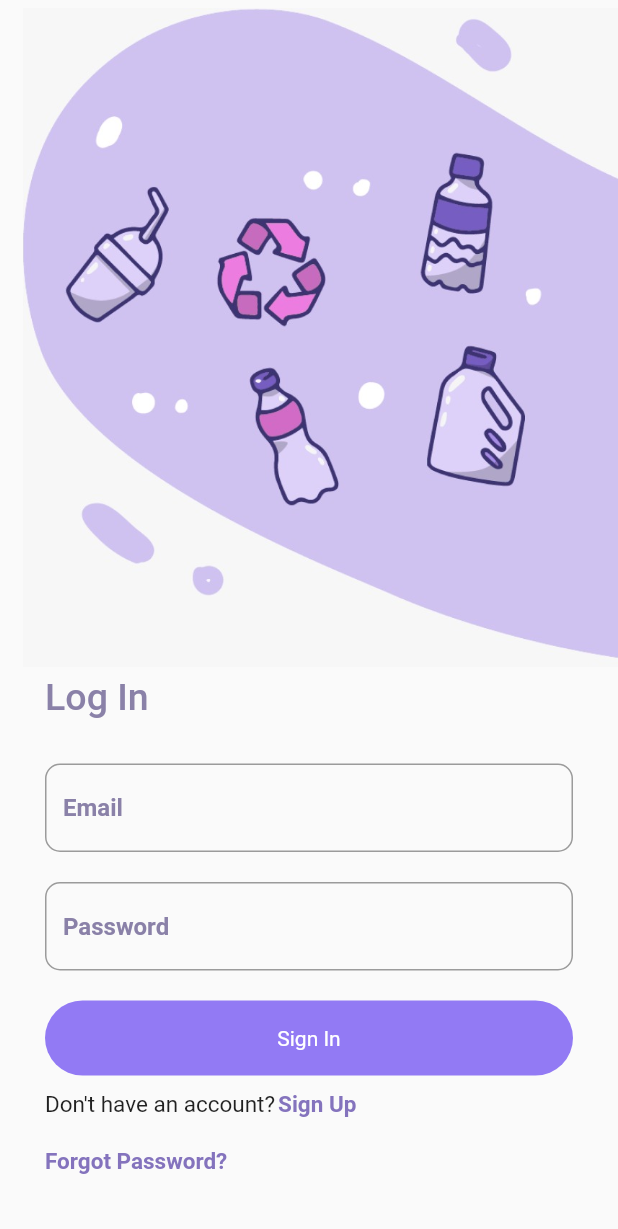
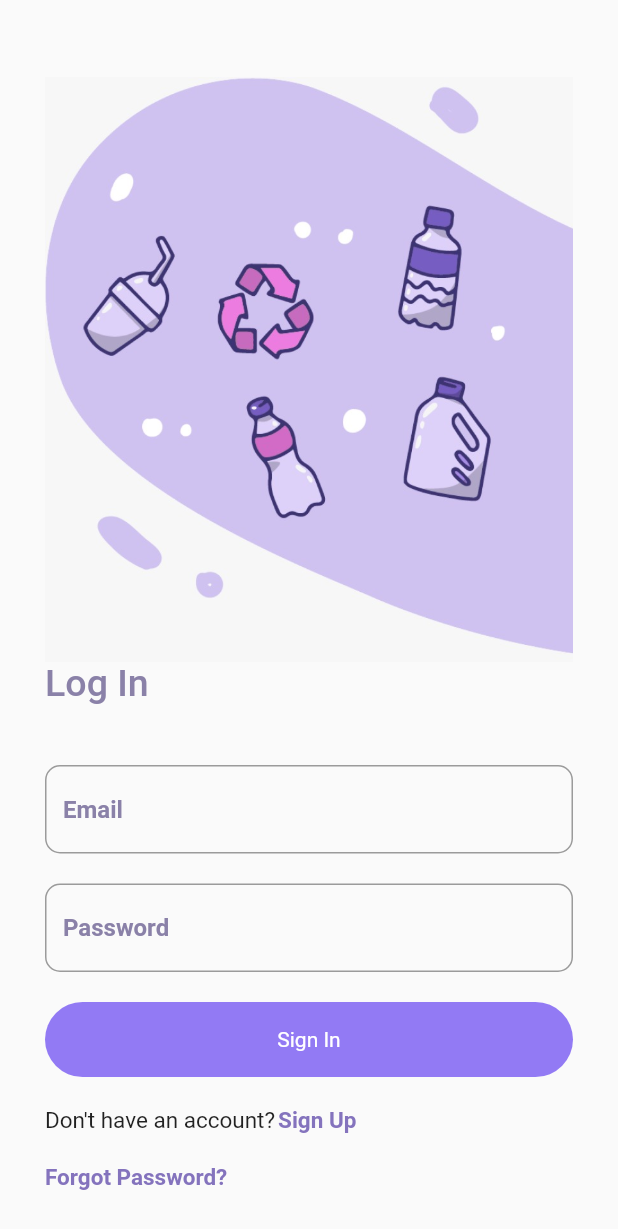
Before and after one commit to AshnahKhalidKhan/Flutter-Assignment-2, a Flutter app: the screen it shows after launch, on a phone screen of 412 x 824 dp. Shown: the top 1229 px of the screen. Run offline on Flutter 3.47's test engine with Material 2 defaults, Android fonts, the phone set to English and light mode, and no system bars.

Commit message:
God help me

```diff
--- a/lib/Widgets/LightThemeSignInScreen.dart
+++ b/lib/Widgets/LightThemeSignInScreen.dart
@@ -16,153 +16,154 @@ class _LightThemeSignInScreenState extends State<LightThemeSignInScreen>
   {
     return Scaffold
     (
-      // body: Container
-      // (
-      //   // width: double.infinity,
-      //   // decoration: const BoxDecoration
-      //   // (
-      //   //   image: DecorationImage
-      //   //   (
-      //   //     image: AssetImage('lib/Assets/asset1.jpg'),
-      //   //     alignment: Alignment.topCenter,
-      //   //     fit: BoxFit.fitWidth
-      //   //   ),
-      //   // ),
-      // //   child: Padding
-      // //   (
-      // //     padding: const EdgeInsets.all(30.0),
-      // //     child: Column
-      // //     (
-      // //       mainAxisAlignment: MainAxisAlignment.end,
-      // //       crossAxisAlignment: CrossAxisAlignment.start,
-      // //       children:
-      // //       [
-      // //         Image.asset('lib/Assets/asset1.jpg', fit: BoxFit.fitWidth,),
-      // //         const Text
-      // //         (
-      // //           "Log In",
-      // //           style: TextStyle
-      // //           (
-      // //             fontSize: 25,
-      // //             color: Color.fromARGB(255, 138, 129, 168),
-      // //             fontWeight: FontWeight.w500
-      // //           ),
-      // //         ),
-      // //         const SizedBox(height: 40.0),
-      // //         TextFormField
-      // //         (
-      // //           decoration: InputDecoration
-      // //           (
-      // //             border: OutlineInputBorder
-      // //             (
-      // //               borderRadius: BorderRadius.circular(10.0),
-      // //               borderSide: const BorderSide
-      // //               (
-      // //                 color: Color.fromARGB(255, 138, 129, 168),
-      // //                 width: 2.0,
-      // //                 style:BorderStyle.solid
-      // //               )
-      // //             ),
-      // //           ),
-      // //           initialValue: 'Email',
-      // //           style: const TextStyle
-      // //           (
-      // //             color: Color.fromARGB(255, 138, 129, 168),
-      // //             fontWeight: FontWeight.w700
-      // //           ),
-      // //         ),
-      // //         const SizedBox(height: 20.0),
-      // //         TextFormField
-      // //         (
-      // //           decoration: InputDecoration
-      // //           (
-      // //             border: OutlineInputBorder
-      // //             (
-      // //               borderRadius: BorderRadius.circular(10.0),
-      // //               borderSide: const BorderSide
-      // //               (
-      // //                 color: Color.fromARGB(255, 138, 129, 168),
-      // //                 width: 2.0,
-      // //                 style:BorderStyle.solid
-      // //               )
-      // //             ),
-      // //           ),
-      // //           initialValue: 'Password',
-      // //           style: const TextStyle
-      // //           (
-      // //             color: Color.fromARGB(255, 138, 129, 168),
-      // //             fontWeight: FontWeight.w700
-      // //           ),
-      // //         ),
-      // //         const SizedBox(height: 20.0),
-      // //         FilledButton.tonal
-      // //         (
-      // //           onPressed: () {},
-      // //           child: const Text
-      // //           (
-      // //             'Sign In',
-      // //             style: TextStyle
-      // //             (
-      // //               color: Colors.white,
-      // //               fontWeight: FontWeight.w400
-      // //             ),
-      // //           ),
-      // //           style: const ButtonStyle
-      // //           (
-      // //             backgroundColor: MaterialStatePropertyAll(Color.fromARGB(255, 146, 122, 244)),
-      // //             minimumSize: MaterialStatePropertyAll(Size.fromHeight(50)),
-      // //             maximumSize: MaterialStatePropertyAll(Size.infinite),
-      // //           ),
-      // //         ),
-      // //         const SizedBox(height: 20.0),
-      // //         Row
-      // //         (
-      // //           mainAxisAlignment: MainAxisAlignment.start,
-      // //           children:
-      // //           [
-      // //             const Text
-      // //             (
-      // //               "Don't have an account?",
-      // //               style: TextStyle
-      // //               (
-      // //                 fontSize: 15,
-      // //               ),
-      // //             ),
-      // //             const SizedBox(width: 2.0),
-      // //             GestureDetector
-      // //             (
-      // //               child: const Text
-      // //               (
-      // //                 "Sign Up",
-      // //                 style: TextStyle
-      // //                 (
-      // //                   fontSize: 15,
-      // //                   color: Color.fromARGB(255, 132, 115, 189),
-      // //                   fontWeight: FontWeight.w700
-      // //                 ),
-      // //               ),
-      // //               onTap: () {},
-      // //             ),
-      // //           ],
-      // //         ),
-      // //         const SizedBox(height: 20.0),
-      // //         GestureDetector
-      // //         (
-      // //           child: const Text
-      // //           (
-      // //             "Forgot Password?",
-      // //             style: TextStyle
-      // //             (
-      // //               fontSize: 15,
-      // //               color: Color.fromARGB(255, 132, 115, 189),
-      // //               fontWeight: FontWeight.w700
-      // //             ),
-      // //           ),
-      // //           onTap: () {},
-      // //         ),
-      // //       ]
-      // //     ),
-      // //   ),
+      body: Container
+      (
+        // width: double.infinity,
+        // decoration: const BoxDecoration
+        // (
+        //   image: DecorationImage
+        //   (
+        //     image: AssetImage('lib/Assets/asset1.jpg'),
+        //     alignment: Alignment.topCenter,
+        //     fit: BoxFit.fitWidth
+        //   ),
+        // ),
+        child: Padding
+        (
+          padding: const EdgeInsets.all(30.0),
+          child: Column
+          (
+            mainAxisAlignment: MainAxisAlignment.end,
+            crossAxisAlignment: CrossAxisAlignment.start,
+            children:
+            [
+              Image.asset('lib/Assets/asset1.jpg', fit: BoxFit.fitWidth,),
+              const Text
+              (
+                "Log In",
+                style: TextStyle
+                (
+                  fontSize: 25,
+                  color: Color.fromARGB(255, 138, 129, 168),
+                  fontWeight: FontWeight.w500
+                ),
+              ),
+              const SizedBox(height: 40.0),
+              TextFormField
+              (
+                decoration: InputDecoration
+                (
+                  border: OutlineInputBorder
+                  (
+                    borderRadius: BorderRadius.circular(10.0),
+                    borderSide: const BorderSide
+                    (
+                      color: Color.fromARGB(255, 138, 129, 168),
+                      width: 2.0,
+                      style:BorderStyle.solid
+                    )
+                  ),
+                ),
+                initialValue: 'Email',
+                style: const TextStyle
+                (
+                  color: Color.fromARGB(255, 138, 129, 168),
+                  fontWeight: FontWeight.w700
+                ),
+              ),
+              const SizedBox(height: 20.0),
+              TextFormField
+              (
+                decoration: InputDecoration
+                (
+                  border: OutlineInputBorder
+                  (
+                    borderRadius: BorderRadius.circular(10.0),
+                    borderSide: const BorderSide
+                    (
+                      color: Color.fromARGB(255, 138, 129, 168),
+                      width: 2.0,
+                      style:BorderStyle.solid
+                    )
+                  ),
+                ),
+                initialValue: 'Password',
+                style: const TextStyle
+                (
+                  color: Color.fromARGB(255, 138, 129, 168),
+                  fontWeight: FontWeight.w700
+                ),
+              ),
+              const SizedBox(height: 20.0),
+              FilledButton.tonal
+              (
+                onPressed: () {},
+                child: const Text
+                (
+                  'Sign In',
+                  style: TextStyle
+                  (
+                    color: Colors.white,
+                    fontWeight: FontWeight.w400
+                  ),
+                ),
+                style: const ButtonStyle
+                (
+                  backgroundColor: MaterialStatePropertyAll(Color.fromARGB(255, 146, 122, 244)),
+                  minimumSize: MaterialStatePropertyAll(Size.fromHeight(50)),
+                  maximumSize: MaterialStatePropertyAll(Size.infinite),
+                ),
+              ),
+              const SizedBox(height: 20.0),
+              Row
+              (
+                mainAxisAlignment: MainAxisAlignment.start,
+                children:
+                [
+                  const Text
+                  (
+                    "Don't have an account?",
+                    style: TextStyle
+                    (
+                      fontSize: 15,
+                    ),
+                  ),
+                  const SizedBox(width: 2.0),
+                  GestureDetector
+                  (
+                    child: const Text
+                    (
+                      "Sign Up",
+                      style: TextStyle
+                      (
+                        fontSize: 15,
+                        color: Color.fromARGB(255, 132, 115, 189),
+                        fontWeight: FontWeight.w700
+                      ),
+                    ),
+                    onTap: () {},
+                  ),
+                ],
+              ),
+              const SizedBox(height: 20.0),
+              GestureDetector
+              (
+                child: const Text
+                (
+                  "Forgot Password?",
+                  style: TextStyle
+                  (
+                    fontSize: 15,
+                    color: Color.fromARGB(255, 132, 115, 189),
+                    fontWeight: FontWeight.w700
+                  ),
+                ),
+                onTap: () {},
+              ),
+            ]
+          ),
+        ),
+      ),
 
       //   child: Column
       //   (
@@ -318,171 +319,167 @@ class _LightThemeSignInScreenState extends State<LightThemeSignInScreen>
       //     ],
       //   ),
       // ),
-      body: Column
-      (
-        crossAxisAlignment: CrossAxisAlignment.end,
-        children:
-        [
-
-          Container
-          (
-            padding: EdgeInsets.only(left: 15.0),
-            height: 450,
-            child: Expanded
-            (
-              child: Container
-              (
-                child: Image.asset
-                (
-                  'lib/Assets/asset1.jpg',
-                  width: double.maxFinite,
-                  fit: BoxFit.fitWidth,
-                ),
-              ),
-            ),
-          ),
-          Expanded
-          (
-            // mainAxisAlignment: MainAxisAlignment.end,
-            // children:
-            // [
-              child: Padding
-              (
-                padding: const EdgeInsets.only(left: 30.0, right: 30.0, bottom: 30.0),
-                child: Column
-                (
-                  crossAxisAlignment: CrossAxisAlignment.start,
-                  children:
-                  [
-                    const Text
-                    (
-                      "Log In",
-                      style: TextStyle
-                      (
-                        fontSize: 25,
-                        color: Color.fromARGB(255, 138, 129, 168),
-                        fontWeight: FontWeight.w500
-                      ),
-                    ),
-                    const SizedBox(height: 30.0),
-                    TextFormField
-                    (
-                      decoration: InputDecoration
-                      (
-                        border: OutlineInputBorder
-                        (
-                          borderRadius: BorderRadius.circular(10.0),
-                          borderSide: const BorderSide
-                          (
-                            color: Color.fromARGB(255, 138, 129, 168),
-                            width: 2.0,
-                            style:BorderStyle.solid
-                          )
-                        ),
-                      ),
-                      initialValue: 'Email',
-                      style: const TextStyle
-                      (
-                        color: Color.fromARGB(255, 138, 129, 168),
-                        fontWeight: FontWeight.w700
-                      ),
-                    ),
-                    const SizedBox(height: 20.0),
-                    TextFormField
-                    (
-                      decoration: InputDecoration
-                      (
-                        border: OutlineInputBorder
-                        (
-                          borderRadius: BorderRadius.circular(10.0),
-                          borderSide: const BorderSide
-                          (
-                            color: Color.fromARGB(255, 138, 129, 168),
-                            width: 2.0,
-                            style:BorderStyle.solid
-                          )
-                        ),
-                      ),
-                      initialValue: 'Password',
-                      style: const TextStyle
-                      (
-                        color: Color.fromARGB(255, 138, 129, 168),
-                        fontWeight: FontWeight.w700
-                      ),
-                    ),
-                    const SizedBox(height: 20.0),
-                    FilledButton.tonal
-                    (
-                      onPressed: () {},
-                      child: const Text
-                      (
-                        'Sign In',
-                        style: TextStyle
-                        (
-                          color: Colors.white,
-                          fontWeight: FontWeight.w400
-                        ),
-                      ),
-                      style: const ButtonStyle
-                      (
-                        backgroundColor: MaterialStatePropertyAll(Color.fromARGB(255, 146, 122, 244)),
-                        minimumSize: MaterialStatePropertyAll(Size.fromHeight(50)),
-                        maximumSize: MaterialStatePropertyAll(Size.infinite),
-                      ),
-                    ),
-                    const SizedBox(height: 10.0),
-                    Row
-                    (
-                      mainAxisAlignment: MainAxisAlignment.start,
-                      children:
-                      [
-                        const Text
-                        (
-                          "Don't have an account?",
-                          style: TextStyle
-                          (
-                            fontSize: 15,
-                          ),
-                        ),
-                        const SizedBox(width: 2.0),
-                        GestureDetector
-                        (
-                          child: const Text
-                          (
-                            "Sign Up",
-                            style: TextStyle
-                            (
-                              fontSize: 15,
-                              color: Color.fromARGB(255, 132, 115, 189),
-                              fontWeight: FontWeight.w700
-                            ),
-                          ),
-                          onTap: () {},
-                        ),
-                      ],
-                    ),
-                    const SizedBox(height: 20.0),
-                    GestureDetector
-                    (
-                      child: const Text
-                      (
-                        "Forgot Password?",
-                        style: TextStyle
-                        (
-                          fontSize: 15,
-                          color: Color.fromARGB(255, 132, 115, 189),
-                          fontWeight: FontWeight.w700
-                        ),
-                      ),
-                      onTap: () {},
-                    ),
-                  ],
-                ),
-              ),
-            // ],
-          ),
-        ],
-      ),
+      // body: Column
+      // (
+      //   crossAxisAlignment: CrossAxisAlignment.end,
+      //   children:
+      //   [
+      //     Container
+      //     (
+      //       padding: EdgeInsets.only(left: 15.0),
+      //       height: 450,
+      //       child: Expanded
+      //       (
+      //         child: Container
+      //         (
+      //           child: Image.asset
+      //           (
+      //             'lib/Assets/asset1.jpg',
+      //             width: double.maxFinite,
+      //             fit: BoxFit.fitWidth,
+      //           ),
+      //         ),
+      //       ),
+      //     ),
+      //     Container
+      //     (
+      //         height: double.maxFinite,
+      //         child: Padding
+      //         (
+      //           padding: const EdgeInsets.only(left: 30.0, right: 30.0, bottom: 30.0),
+      //           child: Column
+      //           (
+      //             crossAxisAlignment: CrossAxisAlignment.start,
+      //             children:
+      //             [
+      //               const Text
+      //               (
+      //                 "Log In",
+      //                 style: TextStyle
+      //                 (
+      //                   fontSize: 25,
+      //                   color: Color.fromARGB(255, 138, 129, 168),
+      //                   fontWeight: FontWeight.w500
+      //                 ),
+      //               ),
+      //               const SizedBox(height: 30.0),
+      //               TextFormField
+      //               (
+      //                 decoration: InputDecoration
+      //                 (
+      //                   border: OutlineInputBorder
+      //                   (
+      //                     borderRadius: BorderRadius.circular(10.0),
+      //                     borderSide: const BorderSide
+      //                     (
+      //                       color: Color.fromARGB(255, 138, 129, 168),
+      //                       width: 2.0,
+      //                       style:BorderStyle.solid
+      //                     )
+      //                   ),
+      //                 ),
+      //                 initialValue: 'Email',
+      //                 style: const TextStyle
+      //                 (
+      //                   color: Color.fromARGB(255, 138, 129, 168),
+      //                   fontWeight: FontWeight.w700
+      //                 ),
+      //               ),
+      //               const SizedBox(height: 20.0),
+      //               TextFormField
+      //               (
+      //                 decoration: InputDecoration
+      //                 (
+      //                   border: OutlineInputBorder
+      //                   (
+      //                     borderRadius: BorderRadius.circular(10.0),
+      //                     borderSide: const BorderSide
+      //                     (
+      //                       color: Color.fromARGB(255, 138, 129, 168),
+      //                       width: 2.0,
+      //                       style:BorderStyle.solid
+      //                     )
+      //                   ),
+      //                 ),
+      //                 initialValue: 'Password',
+      //                 style: const TextStyle
+      //                 (
+      //                   color: Color.fromARGB(255, 138, 129, 168),
+      //                   fontWeight: FontWeight.w700
+      //                 ),
+      //               ),
+      //               const SizedBox(height: 20.0),
+      //               FilledButton.tonal
+      //               (
+      //                 onPressed: () {},
+      //                 child: const Text
+      //                 (
+      //                   'Sign In',
+      //                   style: TextStyle
+      //                   (
+      //                     color: Colors.white,
+      //                     fontWeight: FontWeight.w400
+      //                   ),
+      //                 ),
+      //                 style: const ButtonStyle
+      //                 (
+      //                   backgroundColor: MaterialStatePropertyAll(Color.fromARGB(255, 146, 122, 244)),
+      //                   minimumSize: MaterialStatePropertyAll(Size.fromHeight(50)),
+      //                   maximumSize: MaterialStatePropertyAll(Size.infinite),
+      //                 ),
+      //               ),
+      //               const SizedBox(height: 10.0),
+      //               Row
+      //               (
+      //                 mainAxisAlignment: MainAxisAlignment.start,
+      //                 children:
+      //                 [
+      //                   const Text
+      //                   (
+      //                     "Don't have an account?",
+      //                     style: TextStyle
+      //                     (
+      //                       fontSize: 15,
+      //                     ),
+      //                   ),
+      //                   const SizedBox(width: 2.0),
+      //                   GestureDetector
+      //                   (
+      //                     child: const Text
+      //                     (
+      //                       "Sign Up",
+      //                       style: TextStyle
+      //                       (
+      //                         fontSize: 15,
+      //                         color: Color.fromARGB(255, 132, 115, 189),
+      //                         fontWeight: FontWeight.w700
+      //                       ),
+      //                     ),
+      //                     onTap: () {},
+      //                   ),
+      //                 ],
+      //               ),
+      //               const SizedBox(height: 20.0),
+      //               GestureDetector
+      //               (
+      //                 child: const Text
+      //                 (
+      //                   "Forgot Password?",
+      //                   style: TextStyle
+      //                   (
+      //                     fontSize: 15,
+      //                     color: Color.fromARGB(255, 132, 115, 189),
+      //                     fontWeight: FontWeight.w700
+      //                   ),
+      //                 ),
+      //                 onTap: () {},
+      //               ),
+      //             ],
+      //           ),
+      //         ),
+      //     ),
+      //   ],
+      // ),
     );
   }
 }
```
